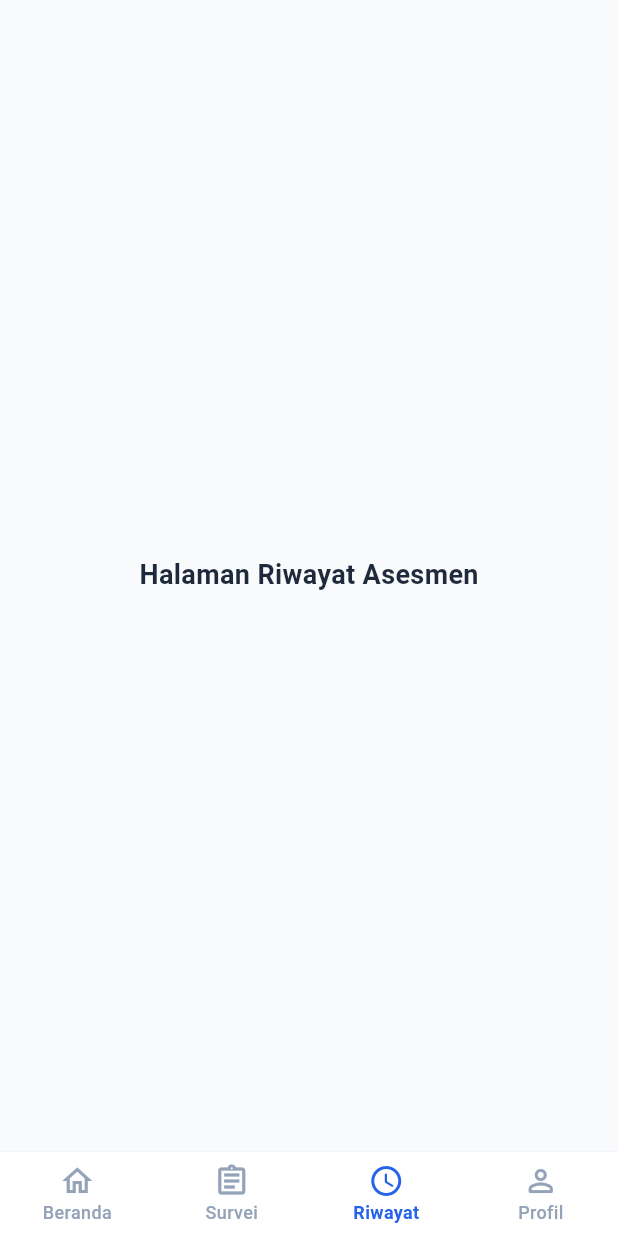
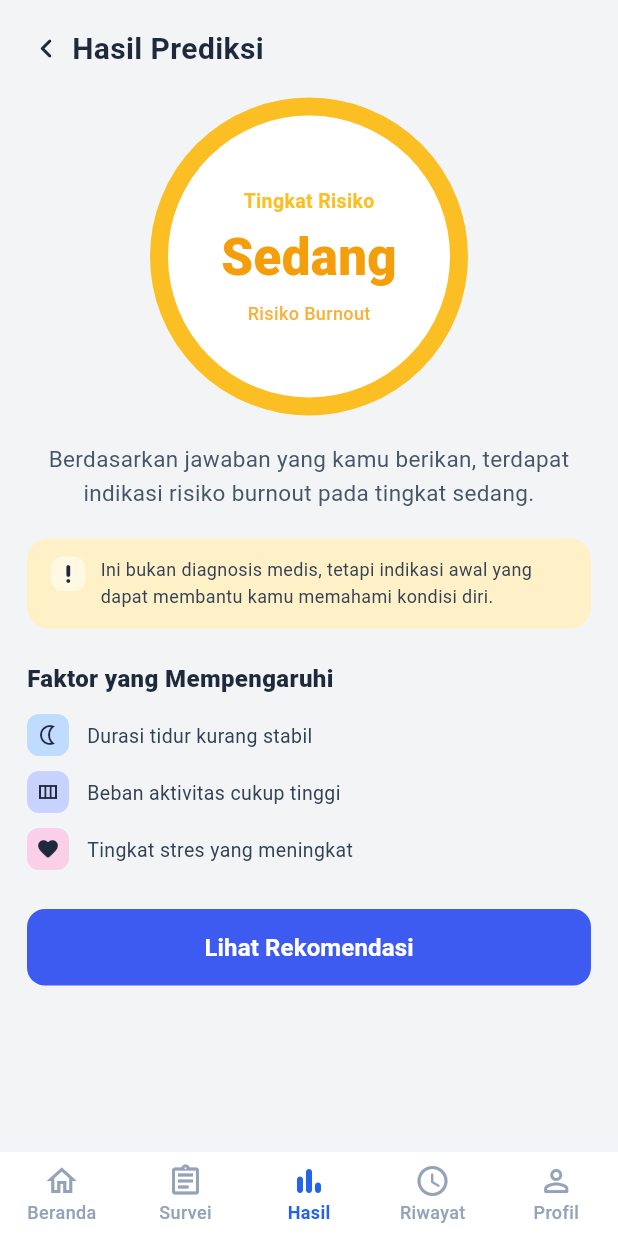
Before and after one commit to AnkaRezaa/AntiBurnout, a Flutter app: the MainShell screen opened by its route, item 3 of the bottom bar chosen, on a phone screen of 412 x 824 dp. Run offline on Flutter 3.47's test engine with Material 3 defaults, Android fonts, the phone set to English and light mode, and no system bars; our stand-ins replace flutter_riverpod, go_router; accounts and stored records are empty.

Commit message:
Feature Hasil

```diff
--- a/mobile/lib/app/navigation/main_shell.dart
+++ b/mobile/lib/app/navigation/main_shell.dart
@@ -6,6 +6,7 @@ import '../../features/dashboard/presentation/pages/dashboard_page.dart';
 import '../../features/survey/presentation/pages/survey_intro_page.dart';
 import '../../features/history/presentation/pages/history_page.dart';
 import '../../features/profile/presentation/pages/profile_page.dart';
+import '../../features/results/presentation/pages/result_page.dart';
 
 class MainShell extends StatefulWidget {
   const MainShell({super.key});
@@ -24,8 +25,10 @@ class _MainShellState extends State<MainShell> {
       DashboardPage(
         onStartSurvey: () => setState(() => _currentIndex = 1),
         onViewHistory: () => setState(() => _currentIndex = 2),
+        onViewResult: () => setState(() => _currentIndex = 2),
       ),
       const SurveyIntroPage(),
+      const ResultPage(),
       const HistoryPage(),
       const ProfilePage(),
     ];
@@ -63,6 +66,11 @@ class _MainShellState extends State<MainShell> {
               label: 'Survei',
             ),
             BottomNavigationBarItem(
+              icon: Icon(Icons.bar_chart_rounded),
+              activeIcon: Icon(Icons.bar_chart_rounded),
+              label: 'Hasil',
+            ),
+            BottomNavigationBarItem(
               icon: Icon(Icons.access_time_rounded),
               activeIcon: Icon(Icons.schedule_rounded),
               label: 'Riwayat',
--- a/mobile/lib/app/router/route_paths.dart
+++ b/mobile/lib/app/router/route_paths.dart
@@ -3,4 +3,6 @@ abstract final class RoutePaths {
   static const login = '/login';
   static const register = '/register';
   static const home = '/home';
+  static const result = '/result';
+  static const recommendation = '/recommendation';
 }
--- a/mobile/lib/features/dashboard/presentation/pages/dashboard_page.dart
+++ b/mobile/lib/features/dashboard/presentation/pages/dashboard_page.dart
@@ -10,11 +10,13 @@ import '../widgets/motivation_card.dart';
 class DashboardPage extends ConsumerWidget {
   final VoidCallback? onStartSurvey;
   final VoidCallback? onViewHistory;
+  final VoidCallback? onViewResult;
 
   const DashboardPage({
     super.key,
     this.onStartSurvey,
     this.onViewHistory,
+    this.onViewResult,
   });
 
   @override
@@ -38,9 +40,7 @@ class DashboardPage extends ConsumerWidget {
               LatestAssessmentCard(
                 riskLevel: 'Sedang',
                 date: '18 September 2026',
-                onDetailTap: () {
-                  // Arahkan ke halaman detail hasil asesmen
-                },
+                onDetailTap: onViewResult,
               ),
               const SizedBox(height: 20),
 
--- a/mobile/lib/features/results/presentation/pages/result_page.dart
+++ b/mobile/lib/features/results/presentation/pages/result_page.dart
@@ -0,0 +1,51 @@
+import 'package:flutter/material.dart';
+import 'package:go_router/go_router.dart';
+
+import '../../../../app/router/route_paths.dart';
+import '../widgets/risk_summary_card.dart';
+
+class ResultPage extends StatelessWidget {
+  const ResultPage({super.key});
+
+  @override
+  Widget build(BuildContext context) {
+    return Scaffold(
+      backgroundColor: const Color(0xFFE5E7EB),
+      body: SafeArea(
+        child: Center(
+          child: RiskSummaryCard(
+            title: 'Hasil Prediksi',
+            level: 'Sedang',
+            levelColor: const Color(0xFFF59E0B),
+            ringColor: const Color(0xFFFBBF24),
+            accentColor: const Color(0xFFFFF1C7),
+            description:
+                'Berdasarkan jawaban yang kamu berikan, terdapat indikasi risiko burnout pada tingkat sedang.',
+            disclaimer:
+                'Ini bukan diagnosis medis, tetapi indikasi awal yang dapat membantu kamu memahami kondisi diri.',
+            factors: const [
+              FactorItemData(
+                icon: Icons.nightlight_outlined,
+                label: 'Durasi tidur kurang stabil',
+                color: Color(0xFFBFDBFE),
+              ),
+              FactorItemData(
+                icon: Icons.view_column_outlined,
+                label: 'Beban aktivitas cukup tinggi',
+                color: Color(0xFFC7D2FE),
+              ),
+              FactorItemData(
+                icon: Icons.favorite_rounded,
+                label: 'Tingkat stres yang meningkat',
+                color: Color(0xFFFBCFE8),
+              ),
+            ],
+            onRecommendationTap: () {
+              context.go(RoutePaths.recommendation);
+            },
+          ),
+        ),
+      ),
+    );
+  }
+}
--- a/mobile/lib/features/results/presentation/widgets/risk_summary_card.dart
+++ b/mobile/lib/features/results/presentation/widgets/risk_summary_card.dart
@@ -0,0 +1,241 @@
+import 'package:flutter/material.dart';
+
+class FactorItemData {
+  final IconData icon;
+  final String label;
+  final Color color;
+
+  const FactorItemData({
+    required this.icon,
+    required this.label,
+    required this.color,
+  });
+}
+
+class RiskSummaryCard extends StatelessWidget {
+  final String title;
+  final String level;
+  final Color levelColor;
+  final Color ringColor;
+  final Color accentColor;
+  final String description;
+  final String disclaimer;
+  final List<FactorItemData> factors;
+  final VoidCallback? onRecommendationTap;
+
+  const RiskSummaryCard({
+    super.key,
+    required this.title,
+    required this.level,
+    required this.levelColor,
+    required this.ringColor,
+    required this.accentColor,
+    required this.description,
+    required this.disclaimer,
+    required this.factors,
+    this.onRecommendationTap,
+  });
+
+  @override
+  Widget build(BuildContext context) {
+    final screenWidth = MediaQuery.of(context).size.width;
+
+    return Container(
+      width: screenWidth,
+      height: double.infinity,
+      padding: const EdgeInsets.symmetric(horizontal: 18, vertical: 8),
+      decoration: const BoxDecoration(
+        color: Color(0xFFF3F4F6),
+      ),
+      child: Column(
+        crossAxisAlignment: CrossAxisAlignment.start,
+        children: [
+          const SizedBox(height: 10),
+          Row(
+            children: [
+              const Icon(
+                Icons.chevron_left_rounded,
+                size: 26,
+                color: Color(0xFF1E293B),
+              ),
+              const SizedBox(width: 4),
+              Text(
+                title,
+                style: const TextStyle(
+                  fontSize: 20,
+                  fontWeight: FontWeight.w700,
+                  color: Color(0xFF1E293B),
+                ),
+              ),
+            ],
+          ),
+          const SizedBox(height: 18),
+          Center(
+            child: Container(
+              width: 212,
+              height: 212,
+              decoration: BoxDecoration(
+                shape: BoxShape.circle,
+                border: Border.all(
+                  color: ringColor,
+                  width: 12,
+                ),
+                color: Colors.white,
+              ),
+              child: Center(
+                child: Column(
+                  mainAxisAlignment: MainAxisAlignment.center,
+                  children: [
+                    Text(
+                      'Tingkat Risiko',
+                      style: TextStyle(
+                        fontSize: 13,
+                        fontWeight: FontWeight.w600,
+                        color: ringColor,
+                      ),
+                    ),
+                    const SizedBox(height: 4),
+                    Text(
+                      level,
+                      style: TextStyle(
+                        fontSize: 34,
+                        fontWeight: FontWeight.w800,
+                        color: levelColor,
+                      ),
+                    ),
+                    const SizedBox(height: 4),
+                    Text(
+                      'Risiko Burnout',
+                      style: TextStyle(
+                        fontSize: 12,
+                        fontWeight: FontWeight.w500,
+                        color: levelColor.withValues(alpha: 0.8),
+                      ),
+                    ),
+                  ],
+                ),
+              ),
+            ),
+          ),
+          const SizedBox(height: 18),
+          Padding(
+            padding: const EdgeInsets.symmetric(horizontal: 4),
+            child: Text(
+              description,
+              textAlign: TextAlign.center,
+              style: const TextStyle(
+                color: Color(0xFF475569),
+                fontSize: 15,
+                height: 1.5,
+              ),
+            ),
+          ),
+          const SizedBox(height: 18),
+          Container(
+            width: double.infinity,
+            padding: const EdgeInsets.symmetric(horizontal: 16, vertical: 12),
+            decoration: BoxDecoration(
+              color: accentColor,
+              borderRadius: BorderRadius.circular(14),
+            ),
+            child: Row(
+              crossAxisAlignment: CrossAxisAlignment.start,
+              children: [
+                Container(
+                  width: 23,
+                  height: 23,
+                  decoration: BoxDecoration(
+                    color: Colors.white.withValues(alpha: 0.5),
+                    borderRadius: BorderRadius.circular(8),
+                  ),
+                  child: const Icon(
+                    Icons.priority_high_rounded,
+                    size: 16,
+                    color: Color(0xFF1E293B),
+                  ),
+                ),
+                const SizedBox(width: 10),
+                Expanded(
+                  child: Text(
+                    disclaimer,
+                    style: const TextStyle(
+                      fontSize: 12,
+                      color: Color(0xFF334155),
+                      height: 1.5,
+                    ),
+                  ),
+                ),
+              ],
+            ),
+          ),
+          const SizedBox(height: 22),
+          const Text(
+            'Faktor yang Mempengaruhi',
+            style: TextStyle(
+              fontSize: 16,
+              fontWeight: FontWeight.w800,
+              color: Color(0xFF1E293B),
+            ),
+          ),
+          const SizedBox(height: 12),
+          ...factors.map(
+            (factor) => Padding(
+              padding: const EdgeInsets.only(bottom: 10),
+              child: Row(
+                children: [
+                  Container(
+                    width: 28,
+                    height: 28,
+                    decoration: BoxDecoration(
+                      color: factor.color,
+                      borderRadius: BorderRadius.circular(8),
+                    ),
+                    child: Icon(
+                      factor.icon,
+                      size: 16,
+                      color: const Color(0xFF1E293B),
+                    ),
+                  ),
+                  const SizedBox(width: 12),
+                  Expanded(
+                    child: Text(
+                      factor.label,
+                      style: const TextStyle(
+                        fontSize: 13,
+                        color: Color(0xFF334155),
+                        height: 1.4,
+                      ),
+                    ),
+                  ),
+                ],
+              ),
+            ),
+          ),
+          const SizedBox(height: 16),
+          SizedBox(
+            width: double.infinity,
+            child: ElevatedButton(
+              onPressed: onRecommendationTap,
+              style: ElevatedButton.styleFrom(
+                backgroundColor: const Color(0xFF3D5AF1),
+                foregroundColor: Colors.white,
+                padding: const EdgeInsets.symmetric(vertical: 14),
+                shape: RoundedRectangleBorder(
+                  borderRadius: BorderRadius.circular(12),
+                ),
+                elevation: 0,
+              ),
+              child: const Text(
+                'Lihat Rekomendasi',
+                style: TextStyle(
+                  fontSize: 16,
+                  fontWeight: FontWeight.w700,
+                ),
+              ),
+            ),
+          ),
+        ],
+      ),
+    );
+  }
+}
```
Also changed, not shown: mobile/lib/app/router/app_router.dart (+10 -1 lines), mobile/lib/features/recommendations/presentation/pages/recommendation_page.dart (+161 -0 lines).
